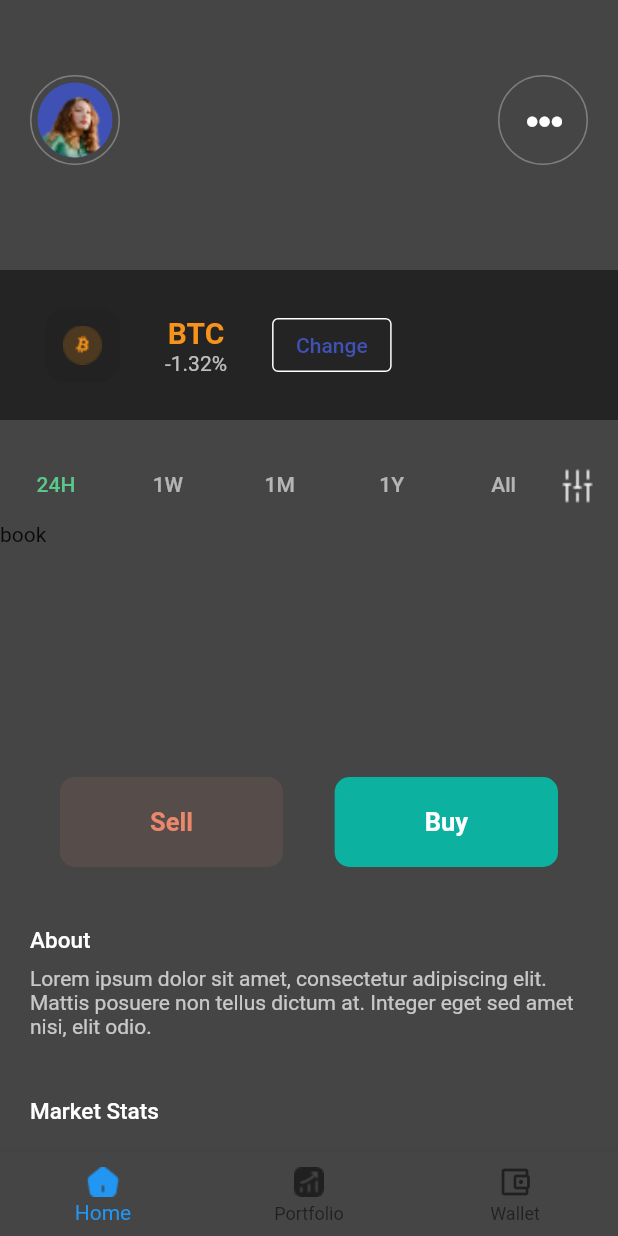
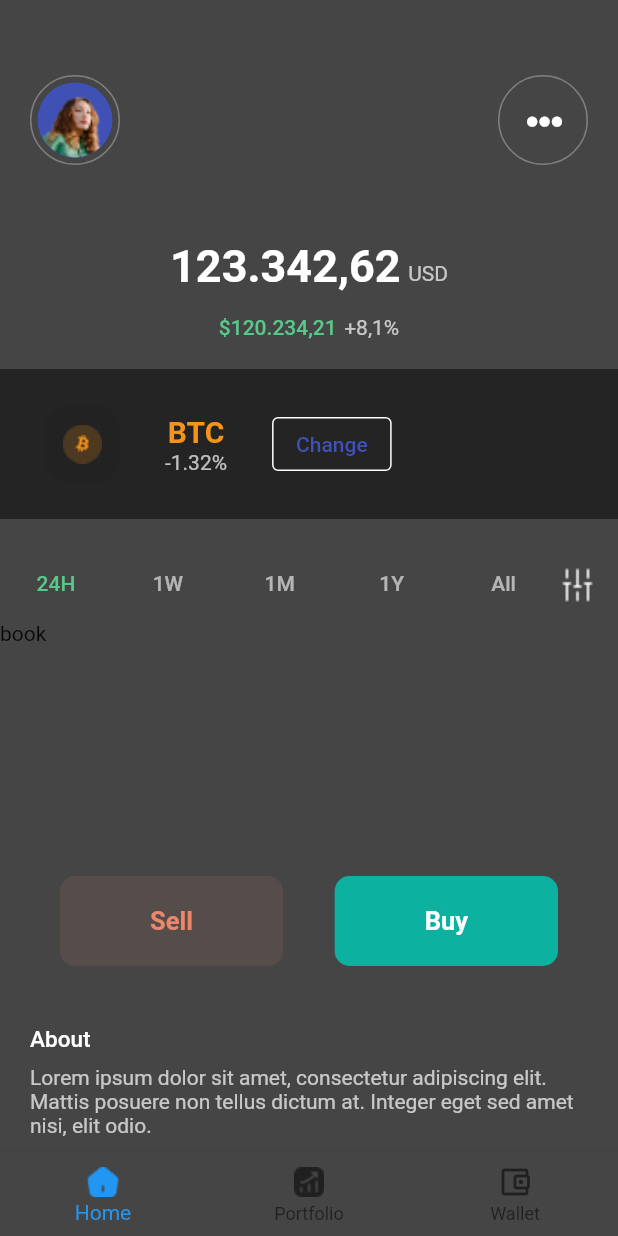
Before and after one commit to JideijeEmeka/varens_mobile, a Flutter app: the screen it shows after launch, on a phone screen of 412 x 824 dp. Run offline on Flutter 3.47's test engine with Material 2 defaults, Android fonts, the phone set to English and light mode, and no system bars; our stand-ins replace font_awesome_flutter; missing offline and left inert: k_chart.

Commit message:
update the top section

```diff
--- a/lib/widgets/btc_section.dart
+++ b/lib/widgets/btc_section.dart
@@ -3,7 +3,44 @@ import 'package:varens_app_test/helpers/app_colors.dart';
 import 'package:varens_app_test/helpers/app_text_styles.dart';
 
 Widget btcSections() {
-  return Container(
+  return Column(
+    children: [
+      Padding(
+        padding: const EdgeInsets.only(bottom: 15),
+        child: Row(
+          mainAxisAlignment: MainAxisAlignment.center,
+          children: [
+            Text(
+              "123.342,62",
+              style: AppTextStyles.dashBoardFont20,
+            ),
+            Padding(
+              padding: const EdgeInsets.only(top: 10, left: 5),
+              child: Text(
+                "USD",
+                style: AppTextStyles.usdFont14,
+              ),
+            ),
+          ],
+        ),
+      ),
+      Row(
+        mainAxisAlignment: MainAxisAlignment.center,
+        children: [
+          Text(
+            "\$120.234,21",
+            style: AppTextStyles.priceFont14,
+          ),
+          Padding(
+            padding: const EdgeInsets.only(left: 5),
+            child: Text(
+              "+8,1%",
+              style: AppTextStyles.usdFont14,
+            ),
+          ),
+        ],
+      ),
+      Container(
         height: 100,
         width: double.infinity,
         margin: const EdgeInsets.symmetric(vertical: 20),
@@ -19,29 +56,41 @@ Widget btcSections() {
                     borderRadius: BorderRadius.circular(14),
                     color: AppColors.btcLogoBgColor,
                   ),
-              child: ImageIcon(const AssetImage("assets/icons/cryptocurrency.png"),
-                color: AppColors.orangeColor,)),
+                  child: ImageIcon(
+                    const AssetImage("assets/icons/cryptocurrency.png"),
+                    color: AppColors.orangeColor,
+                  )),
               Padding(
                 padding: const EdgeInsets.all(30.0),
                 child: Column(
                   children: [
-                Text("BTC", style: AppTextStyles.btcFont20,),
+                    Text(
+                      "BTC",
+                      style: AppTextStyles.btcFont20,
+                    ),
                     Padding(
                       padding: const EdgeInsets.only(top: 1),
-                  child: Text("-1.32%", style: AppTextStyles.usdFont14,),
+                      child: Text(
+                        "-1.32%",
+                        style: AppTextStyles.usdFont14,
+                      ),
                     ),
                   ],
                 ),
               ),
-          OutlinedButton(onPressed: () {},
+              OutlinedButton(
+                  onPressed: () {},
                   style: OutlinedButton.styleFrom(
                       primary: AppColors.blueColor,
                       onSurface: AppColors.whiteColor,
-                  side: BorderSide(color: AppColors.whiteColor)
-              ),
-              child: const Text("Change",))
+                      side: BorderSide(color: AppColors.whiteColor)),
+                  child: const Text(
+                    "Change",
+                  ))
             ],
           ),
         ),
+      ),
+    ],
   );
 }
```
Lines whose indentation alone changed are shown as unchanged.
